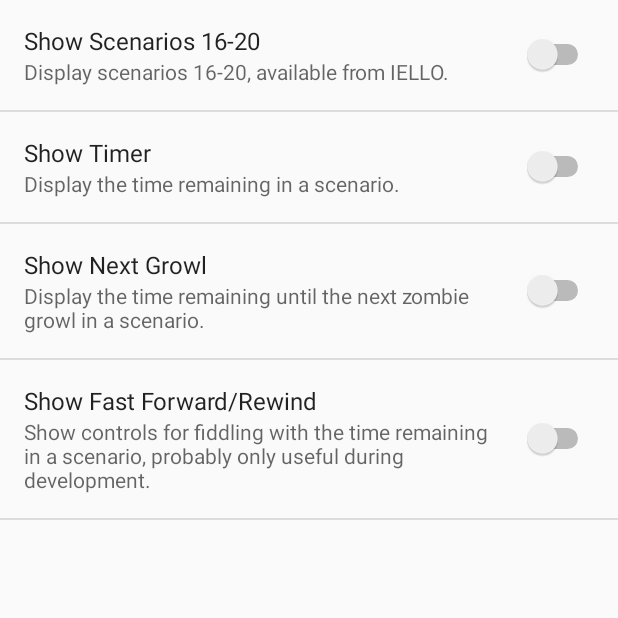
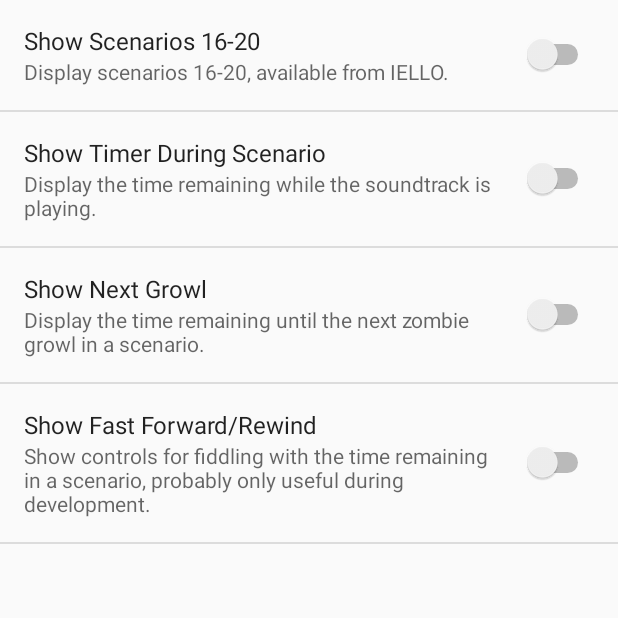
Before and after one commit to kuhrusty/z15, an Android app: the SettingsActivity screen opened directly, with no data from a screen before it, on a phone screen of 412 x 824 dp, the top half of it. Run offline under Robolectric (Android 15) with nearby library versions, the phone set to English and light mode, and no system bars.

Commit message:
Issue #10: show time remaining when scenario is paused.

```diff
--- a/app/src/main/res/layout/activity_scenario.xml
+++ b/app/src/main/res/layout/activity_scenario.xml
@@ -179,7 +179,7 @@
         android:text="@string/sample"
         android:textColor="@android:color/white"
         android:textSize="@dimen/scenario_list_font_size"
-        android:visibility="gone"
+        android:visibility="visible"
         app:layout_constraintBottom_toBottomOf="@+id/playButton"
         app:layout_constraintStart_toEndOf="@id/playButton"
         app:layout_constraintEnd_toEndOf="parent"
--- a/app/src/main/res/values/strings.xml
+++ b/app/src/main/res/values/strings.xml
@@ -24,8 +24,8 @@
 
     <string name="pref_show_ks_scenarios">Show Scenarios 16-20</string>
     <string name="pref_show_ks_scenarios_summary">Display scenarios 16-20, available from IELLO.</string>
-    <string name="pref_show_timer">Show Timer</string>
-    <string name="pref_show_timer_summary">Display the time remaining in a scenario.</string>
+    <string name="pref_show_timer">Show Timer During Scenario</string>
+    <string name="pref_show_timer_summary">Display the time remaining while the soundtrack is playing.</string>
     <string name="pref_show_growl_timer">Show Next Growl</string>
     <string name="pref_show_growl_timer_summary">Display the time remaining until the next zombie growl in a scenario.</string>
     <string name="pref_show_ff_rew">Show Fast Forward/Rewind</string>
```
Also changed, not shown: app/src/main/java/com/kuhrusty/z15/ScenarioActivity.java (+17 -9 lines).
